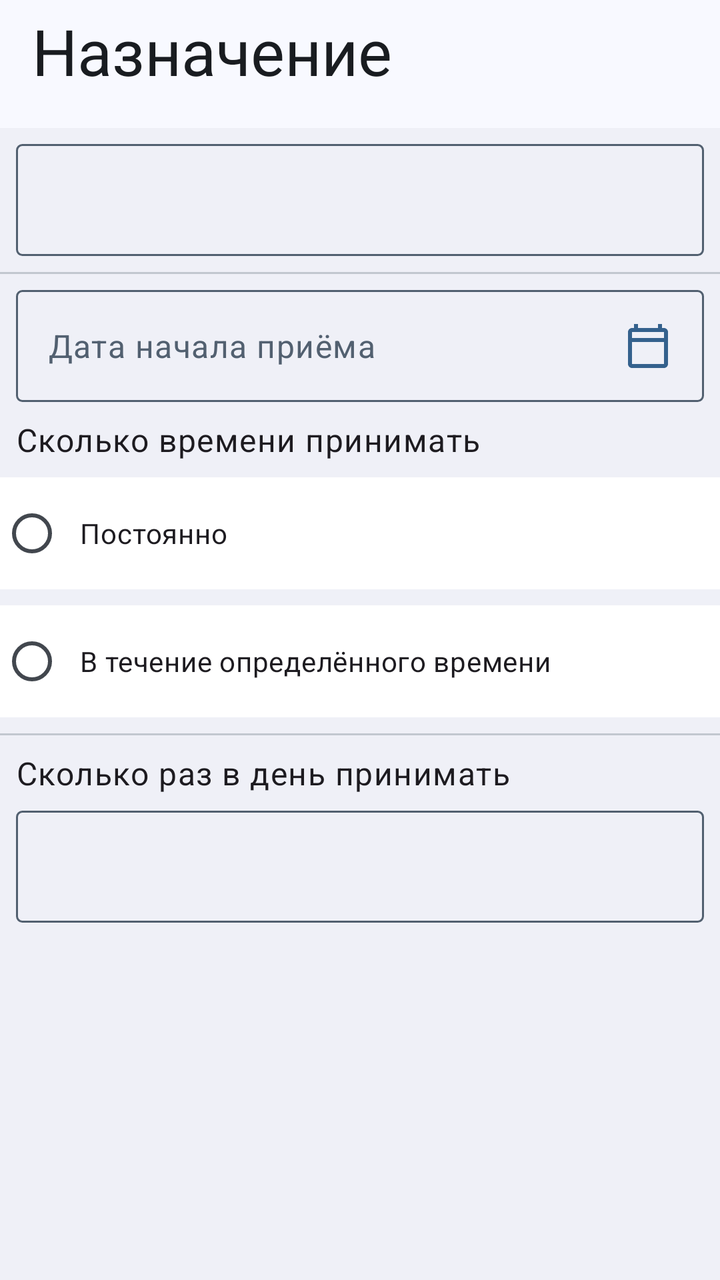
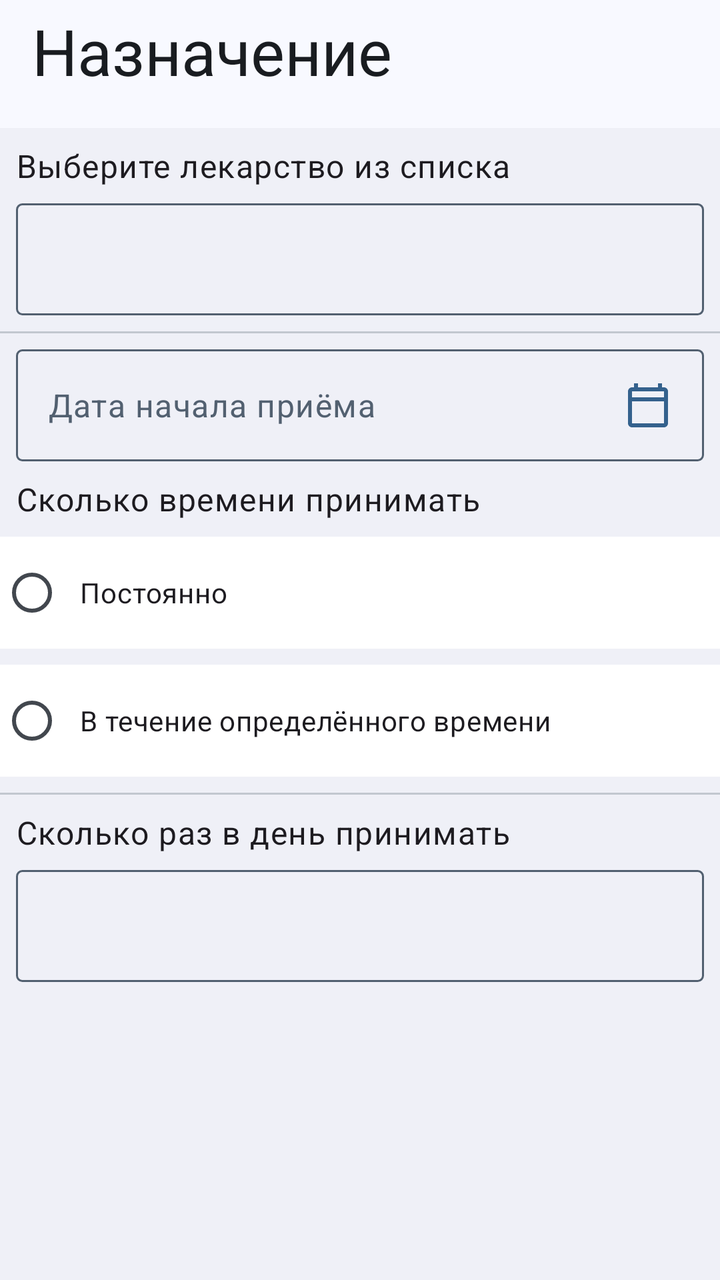

Two renders of the same Android screen: before a commit and after it. Below are the layout's source before the change and the commit's diff.
<!-- AndroidManifest.xml: application theme Base.Theme.Medicoom -->
<!-- res/layout/fragment_input_appointment.xml -->
<?xml version="1.0" encoding="utf-8"?>
<FrameLayout xmlns:android="http://schemas.android.com/apk/res/android"
    xmlns:app="http://schemas.android.com/apk/res-auto"
    xmlns:tools="http://schemas.android.com/tools"
    android:layout_width="match_parent"
    android:layout_height="match_parent"
    android:background="@color/md_theme_inverseOnSurface"
    tools:context=".fragments.InputAppointmentFragment">

    <ScrollView
        android:layout_width="match_parent"
        android:layout_height="match_parent">

        <RelativeLayout
            android:layout_width="match_parent"
            android:layout_height="match_parent">

            <androidx.appcompat.widget.Toolbar
                android:id="@+id/my_toolbar"
                android:layout_width="match_parent"
                android:layout_height="?attr/actionBarSize"
                android:background="@color/md_theme_surface"
                android:gravity="top"
                app:title="Назначение"
                app:titleTextAppearance="@style/TextAppearance.Material3.HeadlineLarge"
                app:titleTextColor="@color/md_theme_onSurface" />

            <Spinner
                android:id="@+id/spinner"
                android:layout_width="match_parent"
                android:layout_height="56dp"
                android:layout_below="@id/my_toolbar"
                android:layout_marginStart="8dp"
                android:layout_marginTop="8dp"
                android:layout_marginEnd="8dp"
                android:background="@drawable/outlined_rounded_rect" />

            <com.google.android.material.divider.MaterialDivider
                android:id="@+id/divider"
                android:layout_width="match_parent"
                android:layout_height="wrap_content"
                android:layout_below="@+id/spinner"
                android:layout_marginTop="8dp"
                android:layout_marginBottom="8dp" />

            <RelativeLayout
                android:id="@+id/input_date_layout"
                android:layout_width="match_parent"
                android:layout_height="56dp"
                android:layout_below="@+id/divider"
                android:layout_marginStart="8dp"
                android:layout_marginEnd="8dp"
                android:background="@drawable/outlined_rounded_rect">

                <TextView
                    android:id="@+id/input_date"
                    android:layout_width="match_parent"
                    android:layout_height="wrap_content"
                    android:layout_centerVertical="true"
                    android:layout_marginStart="16dp"
                    android:text="@string/start_date"
                    android:textAppearance="@style/TextAppearance.Material3.BodyLarge"
                    android:textColor="@color/md_theme_secondary" />

                <ImageView
                    android:layout_width="wrap_content"
                    android:layout_height="wrap_content"
                    android:layout_alignParentEnd="true"
                    android:layout_centerVertical="true"
                    android:layout_marginEnd="16dp"
                    android:src="@drawable/calendar_today" />
            </RelativeLayout>

            <TextView
                android:id="@+id/text_view"
                android:layout_width="wrap_content"
                android:layout_height="wrap_content"
                android:layout_below="@+id/input_date_layout"
                android:layout_margin="8dp"
                android:text="@string/how_long_to_get"
                android:textAppearance="@style/TextAppearance.Material3.BodyLarge" />

            <RadioGroup
                android:id="@+id/how_long"
                android:layout_width="match_parent"
                android:layout_height="wrap_content"
                android:layout_below="@+id/text_view">

                <RadioButton
                    android:layout_width="match_parent"
                    android:layout_height="56dp"
                    android:layout_marginBottom="8dp"
                    android:background="@color/md_theme_surfaceContainerLowest"
                    android:padding="8dp"
                    android:id="@+id/forever"
                    android:text="@string/forever" />

                <RadioButton
                    android:layout_width="match_parent"
                    android:layout_height="56dp"
                    android:background="@color/md_theme_surfaceContainerLowest"
                    android:padding="8dp"
                    android:text="@string/for_some_time"
                    android:id="@+id/not_forever"/>
            </RadioGroup>

            <com.google.android.material.textfield.TextInputLayout
                android:id="@+id/overall_duration_layout"
                android:layout_width="match_parent"
                android:layout_height="wrap_content"
                android:layout_below="@+id/how_long"
                android:hint="@string/overall_duration"
                android:layout_marginStart="8dp"
                android:layout_marginEnd="8dp"
                android:visibility="gone"
                tools:visibility="visible">

                <com.google.android.material.textfield.TextInputEditText
                    android:id="@+id/overall_duration"
                    android:layout_width="match_parent"
                    android:layout_height="wrap_content" />
            </com.google.android.material.textfield.TextInputLayout>
            <com.google.android.material.divider.MaterialDivider
                android:id="@+id/divider1"
                android:layout_width="match_parent"
                android:layout_height="wrap_content"
                android:layout_below="@+id/overall_duration_layout"
                android:layout_marginTop="8dp"
                android:layout_marginBottom="8dp" />

            <TextView
                android:id="@+id/text_view1"
                android:layout_width="wrap_content"
                android:layout_height="wrap_content"
                android:layout_below="@+id/divider1"
                android:layout_marginStart="8dp"
                android:text="@string/how_much_a_day"
                android:textAppearance="@style/TextAppearance.Material3.BodyLarge" />
            <Spinner
                android:id="@+id/how_much_a_day"
                android:layout_width="match_parent"
                android:layout_height="56dp"
                android:layout_below="@id/text_view1"
                android:layout_marginStart="8dp"
                android:layout_marginTop="8dp"
                android:layout_marginEnd="8dp"
                android:background="@drawable/outlined_rounded_rect" />
            <ListView
                android:id="@+id/time_inputs_list"
                android:layout_width="wrap_content"
                android:layout_height="wrap_content"
                android:layout_marginStart="8dp"
                android:layout_marginTop="8dp"
                android:layout_marginEnd="8dp"
                android:divider="@null"
                android:dividerHeight="8dp"
                android:paddingBottom="90dp"
                android:layout_below="@+id/how_much_a_day">
            </ListView>
        </RelativeLayout>
    </ScrollView>
</FrameLayout>
<!-- resources referenced by this layout -->
<resources>
  <color name="md_theme_inverseOnSurface">#EFF0F7</color>
  <color name="md_theme_onSurface">#191C20</color>
  <color name="md_theme_secondary">#526070</color>
  <color name="md_theme_surface">#F8F9FF</color>
  <color name="md_theme_surfaceContainerLowest">#FFFFFF</color>
  <!-- drawable calendar_today (drawable) -->
  <vector xmlns:android="http://schemas.android.com/apk/res/android" android:height="24dp" android:tint="@color/md_theme_primary" android:viewportHeight="24" android:viewportWidth="24" android:width="24dp">
        
      <path android:fillColor="@color/md_theme_primary" android:pathData="M20,3h-1L19,1h-2v2L7,3L7,1L5,1v2L4,3c-1.1,0 -2,0.9 -2,2v16c0,1.1 0.9,2 2,2h16c1.1,0 2,-0.9 2,-2L22,5c0,-1.1 -0.9,-2 -2,-2zM20,21L4,21L4,10h16v11zM20,8L4,8L4,5h16v3z"/>
      
  </vector>
  <string name="for_some_time">В течение определённого времени</string>
  <string name="forever">Постоянно</string>
  <string name="how_long_to_get">Сколько времени принимать</string>
  <string name="how_much_a_day">Сколько раз в день принимать</string>
  <string name="overall_duration">Общая длительность приёма (дней)</string>
  <string name="start_date">Дата начала приёма</string>
  <color name="md_theme_primary">#34618D</color>
  <color name="md_theme_onPrimary">#FFFFFF</color>
  <color name="md_theme_primaryContainer">#D0E4FF</color>
  <color name="md_theme_onPrimaryContainer">#001D35</color>
  <color name="md_theme_onSecondary">#FFFFFF</color>
  <color name="md_theme_secondaryContainer">#D6E4F7</color>
  <color name="md_theme_onSecondaryContainer">#0F1D2A</color>
  <color name="md_theme_tertiary">#33618D</color>
  <color name="md_theme_onTertiary">#FFFFFF</color>
  <color name="md_theme_tertiaryContainer">#D0E4FF</color>
  <color name="md_theme_onTertiaryContainer">#001D34</color>
  <color name="md_theme_error">#BA1A1A</color>
  <color name="md_theme_onError">#FFFFFF</color>
  <color name="md_theme_errorContainer">#FFDAD6</color>
  <color name="md_theme_onErrorContainer">#410002</color>
  <color name="md_theme_background">#F8F9FF</color>
  <color name="md_theme_onBackground">#191C20</color>
  <color name="md_theme_surfaceVariant">#DFE3EB</color>
  <color name="md_theme_onSurfaceVariant">#42474E</color>
  <color name="md_theme_outline">#73777F</color>
  <color name="md_theme_outlineVariant">#C2C7CF</color>
  <color name="md_theme_inverseSurface">#2D3135</color>
  <color name="md_theme_inversePrimary">#9ECAFC</color>
  <color name="md_theme_primaryFixed">#D0E4FF</color>
  <color name="md_theme_onPrimaryFixed">#001D35</color>
  <color name="md_theme_primaryFixedDim">#9ECAFC</color>
  <color name="md_theme_onPrimaryFixedVariant">#164974</color>
  <color name="md_theme_secondaryFixed">#D6E4F7</color>
  <color name="md_theme_onSecondaryFixed">#0F1D2A</color>
  <color name="md_theme_secondaryFixedDim">#BAC8DB</color>
  <color name="md_theme_onSecondaryFixedVariant">#3B4857</color>
  <color name="md_theme_tertiaryFixed">#D0E4FF</color>
  <color name="md_theme_onTertiaryFixed">#001D34</color>
  <color name="md_theme_tertiaryFixedDim">#9ECAFC</color>
  <color name="md_theme_onTertiaryFixedVariant">#154974</color>
  <color name="md_theme_surfaceDim">#D8DAE0</color>
  <color name="md_theme_surfaceBright">#F8F9FF</color>
  <color name="md_theme_surfaceContainerLow">#F2F3F9</color>
  <color name="md_theme_surfaceContainer">#ECEEF4</color>
  <color name="md_theme_surfaceContainerHigh">#E6E8EE</color>
  <color name="md_theme_surfaceContainerHighest">#E1E2E8</color>
  <!-- unchanged entries left out for length: 2 -->
</resources>

<!-- the commit's change to res/layout/fragment_input_appointment.xml (unified diff, before → after) -->
@@ -25,11 +25,20 @@
                 app:titleTextAppearance="@style/TextAppearance.Material3.HeadlineLarge"
                 app:titleTextColor="@color/md_theme_onSurface" />
 
+            <TextView
+                android:layout_width="wrap_content"
+                android:layout_height="wrap_content"
+                android:text="@string/choose_farmacy"
+                android:layout_below="@+id/my_toolbar"
+                android:id="@+id/choose_farmacy"
+                android:textAppearance="@style/TextAppearance.Material3.BodyLarge"
+                android:layout_marginStart="8dp"
+                android:layout_marginTop="8dp"/>
             <Spinner
                 android:id="@+id/spinner"
                 android:layout_width="match_parent"
                 android:layout_height="56dp"
-                android:layout_below="@id/my_toolbar"
+                android:layout_below="@id/choose_farmacy"
                 android:layout_marginStart="8dp"
                 android:layout_marginTop="8dp"
                 android:layout_marginEnd="8dp"
@@ -145,18 +154,12 @@
                 android:layout_marginTop="8dp"
                 android:layout_marginEnd="8dp"
                 android:background="@drawable/outlined_rounded_rect" />
-            <ListView
-                android:id="@+id/time_inputs_list"
-                android:layout_width="wrap_content"
+            <LinearLayout android:layout_width="match_parent"
                 android:layout_height="wrap_content"
-                android:layout_marginStart="8dp"
-                android:layout_marginTop="8dp"
-                android:layout_marginEnd="8dp"
-                android:divider="@null"
-                android:dividerHeight="8dp"
-                android:paddingBottom="90dp"
+                android:id="@+id/times_inputs_container"
+                android:orientation="vertical"
                 android:layout_below="@+id/how_much_a_day">
-            </ListView>
+            </LinearLayout>
         </RelativeLayout>
     </ScrollView>
 </FrameLayout>
<!-- resource entries referenced after the edit -->
@@ -11,6 +11,7 @@
       <path android:fillColor="@color/md_theme_primary" android:pathData="M20,3h-1L19,1h-2v2L7,3L7,1L5,1v2L4,3c-1.1,0 -2,0.9 -2,2v16c0,1.1 0.9,2 2,2h16c1.1,0 2,-0.9 2,-2L22,5c0,-1.1 -0.9,-2 -2,-2zM20,21L4,21L4,10h16v11zM20,8L4,8L4,5h16v3z"/>
       
   </vector>
+  <string name="choose_farmacy">Выберите лекарство из списка</string>
   <string name="for_some_time">В течение определённого времени</string>
   <string name="forever">Постоянно</string>
   <string name="how_long_to_get">Сколько времени принимать</string>
